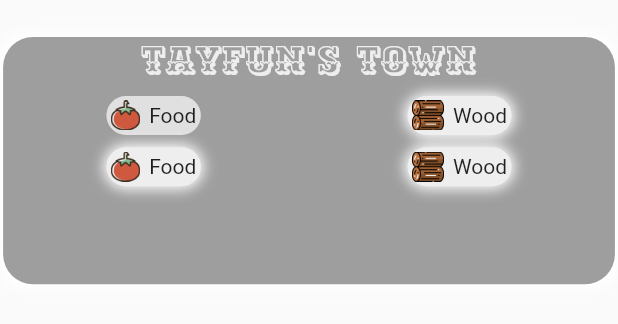
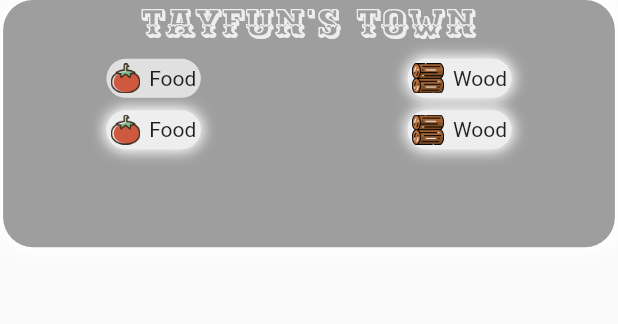
Before and after one commit to ibatuhanozdemir/game, a Flutter app: the MainInterface widget shown alone on an empty page, opened directly, on a phone screen of 412 x 824 dp. Shown: the top 324 px of the screen. Run offline on Flutter 3.47's test engine with Material 2 defaults, Android fonts, the phone set to English and light mode, and no system bars; our stand-ins replace flutter_riverpod, shared_preferences; accounts and stored records are empty.

Commit message:
macden deneme

```diff
--- a/lib/main_interface.dart
+++ b/lib/main_interface.dart
@@ -6,9 +6,6 @@
     return SafeArea(
       child:  Column(
           children: [
-            SizedBox(
-              height: MediaQuery.of(context).size.height * 0.03,
-            ),
             Center(
               child: Container(
                 height: MediaQuery.of(context).size.height * 0.2,
```
Also changed, not shown: lib/exhibition_bottom_sheet.dart (+4 -4 lines), pubspec.lock, 6 other files.
